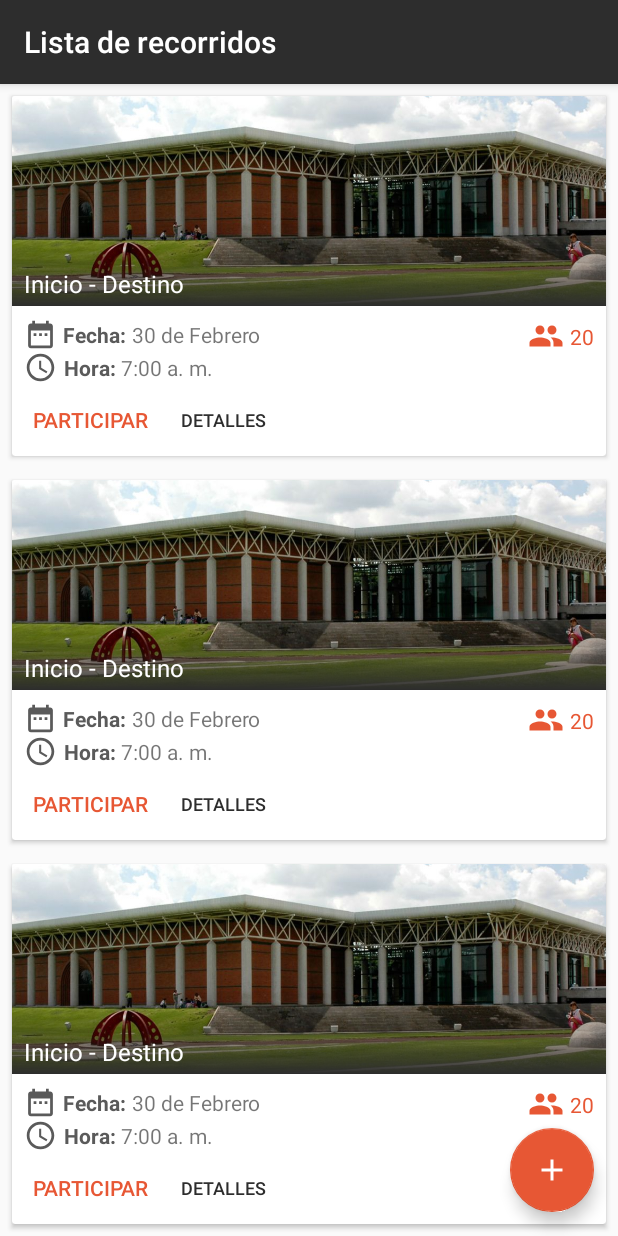
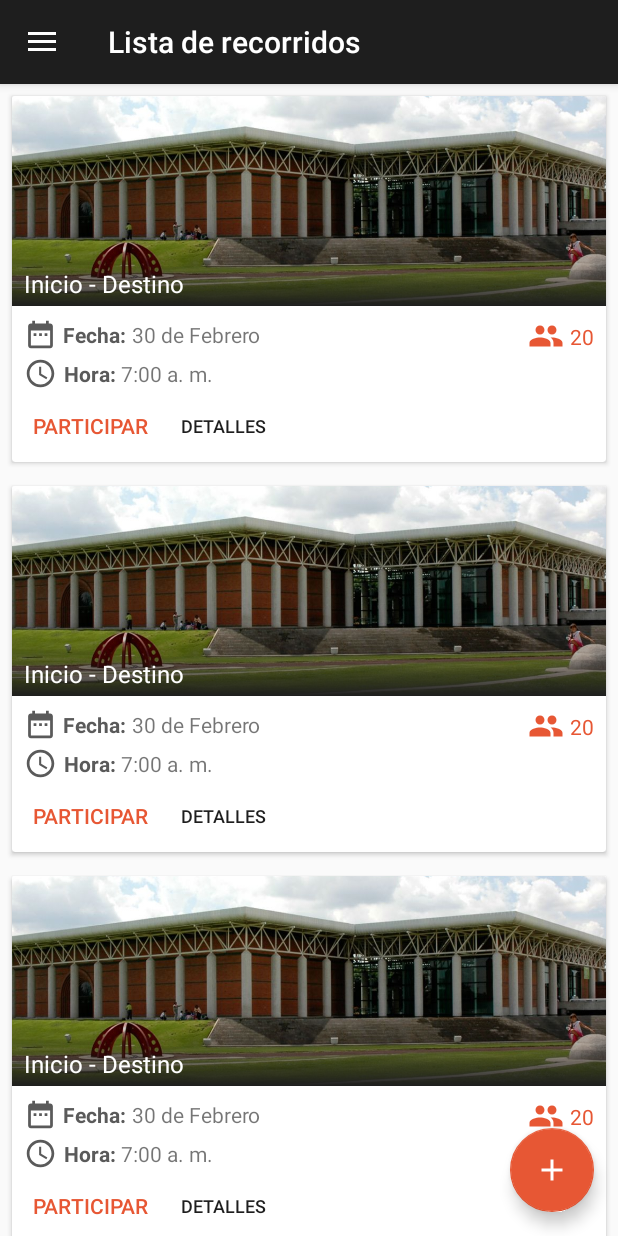
Before and after one commit to danie1estrada/AppCiclismo, an Android app: the RegisterActivity screen opened directly, with no data from a screen before it, on a phone screen of 412 x 824 dp. Run offline under Robolectric (Android 15) with nearby library versions, the phone set to English and light mode, and no system bars.

Commit message:
Navigation drawer

```diff
--- a/app/src/main/java/app/ciclismo/layout/activities/RegisterActivity.java
+++ b/app/src/main/java/app/ciclismo/layout/activities/RegisterActivity.java
@@ -1,26 +1,69 @@
 package app.ciclismo.layout.activities;
 
 import android.support.annotation.NonNull;
+import android.support.design.widget.FloatingActionButton;
+import android.support.design.widget.NavigationView;
+import android.support.v4.widget.DrawerLayout;
+import android.support.v7.app.ActionBarDrawerToggle;
 import android.support.v7.app.AppCompatActivity;
 import android.os.Bundle;
 import android.support.v7.widget.LinearLayoutManager;
 import android.support.v7.widget.RecyclerView;
+import android.support.v7.widget.Toolbar;
 import android.view.LayoutInflater;
+import android.view.MenuItem;
 import android.view.View;
 import android.view.ViewGroup;
 
 import app.ciclismo.R;
 
-public class RegisterActivity extends AppCompatActivity {
+public class RegisterActivity extends AppCompatActivity
+        implements NavigationView.OnNavigationItemSelectedListener {
+
+    private FloatingActionButton fab;
 
     @Override
     protected void onCreate(Bundle savedInstanceState) {
         super.onCreate(savedInstanceState);
-        setContentView(R.layout.activity_register);
+        setContentView(R.layout.activity_recorridos);
 
+        initComponents();
+    }
+
+    private void initComponents() {
+        create();
+        settings();
+    }
+
+    private void create() {
         RecyclerView recyclerView = findViewById(R.id.rv);
         recyclerView.setLayoutManager(new LinearLayoutManager(this));
         recyclerView.setAdapter(new Adapter());
+
+        Toolbar toolbar = findViewById(R.id.toolbar_register);
+        setSupportActionBar(toolbar);
+
+        DrawerLayout drawer = findViewById(R.id.drawer_layout);
+        ActionBarDrawerToggle toggle = new ActionBarDrawerToggle(
+                this,
+                drawer,
+                toolbar,
+                0,
+                0
+        );
+        drawer.addDrawerListener(toggle);
+        toggle.syncState();
+
+        NavigationView navigationView = findViewById(R.id.nav_view);
+        navigationView.setNavigationItemSelectedListener(this);
+    }
+
+    private void settings() {
+    }
+
+    @Override
+    public boolean onNavigationItemSelected(@NonNull MenuItem menuItem) {
+        return false;
     }
 
     class Adapter extends RecyclerView.Adapter<Adapter.ViewHolder> {
--- /dev/null
+++ b/app/src/main/res/drawable/icon_exit.xml
@@ -0,0 +1,5 @@
+<vector android:height="24dp" android:tint="#FFFFFF"
+    android:viewportHeight="24.0" android:viewportWidth="24.0"
+    android:width="24dp" xmlns:android="http://schemas.android.com/apk/res/android">
+    <path android:fillColor="#FF000000" android:pathData="M10.09,15.59L11.5,17l5,-5 -5,-5 -1.41,1.41L12.67,11H3v2h9.67l-2.58,2.59zM19,3H5c-1.11,0 -2,0.9 -2,2v4h2V5h14v14H5v-4H3v4c0,1.1 0.89,2 2,2h14c1.1,0 2,-0.9 2,-2V5c0,-1.1 -0.9,-2 -2,-2z"/>
+</vector>
--- /dev/null
+++ b/app/src/main/res/drawable/icon_info.xml
@@ -0,0 +1,5 @@
+<vector android:height="24dp" android:tint="#FFFFFF"
+    android:viewportHeight="24.0" android:viewportWidth="24.0"
+    android:width="24dp" xmlns:android="http://schemas.android.com/apk/res/android">
+    <path android:fillColor="#FF000000" android:pathData="M11,17h2v-6h-2v6zM12,2C6.48,2 2,6.48 2,12s4.48,10 10,10 10,-4.48 10,-10S17.52,2 12,2zM12,20c-4.41,0 -8,-3.59 -8,-8s3.59,-8 8,-8 8,3.59 8,8 -3.59,8 -8,8zM11,9h2L13,7h-2v2z"/>
+</vector>
--- /dev/null
+++ b/app/src/main/res/drawable/icon_person.xml
@@ -0,0 +1,5 @@
+<vector android:height="24dp" android:tint="#FFFFFF"
+    android:viewportHeight="24.0" android:viewportWidth="24.0"
+    android:width="24dp" xmlns:android="http://schemas.android.com/apk/res/android">
+    <path android:fillColor="#FF000000" android:pathData="M12,12c2.21,0 4,-1.79 4,-4s-1.79,-4 -4,-4 -4,1.79 -4,4 1.79,4 4,4zM12,14c-2.67,0 -8,1.34 -8,4v2h16v-2c0,-2.66 -5.33,-4 -8,-4z"/>
+</vector>
--- /dev/null
+++ b/app/src/main/res/layout/activity_recorridos.xml
@@ -0,0 +1,26 @@
+<?xml version="1.0" encoding="utf-8"?>
+<android.support.v4.widget.DrawerLayout xmlns:android="http://schemas.android.com/apk/res/android"
+    xmlns:tools="http://schemas.android.com/tools"
+    xmlns:app="http://schemas.android.com/apk/res-auto"
+    android:id="@+id/drawer_layout"
+    android:layout_width="match_parent"
+    android:layout_height="match_parent"
+    android:fitsSystemWindows="true"
+    tools:openDrawer="start">
+
+    <include
+        layout="@layout/activity_register"
+        android:layout_width="match_parent"
+        android:layout_height="match_parent" />
+
+    <android.support.design.widget.NavigationView
+        android:theme="@style/ThemeOverlay.AppCompat"
+        android:id="@+id/nav_view"
+        app:headerLayout="@layout/layout_header_nav"
+        android:layout_width="wrap_content"
+        android:layout_height="match_parent"
+        android:fitsSystemWindows="true"
+        android:layout_gravity="start"
+        app:menu="@menu/menu_drawer" />
+
+</android.support.v4.widget.DrawerLayout>
--- a/app/src/main/res/layout/activity_register.xml
+++ b/app/src/main/res/layout/activity_register.xml
@@ -1,34 +1,33 @@
 <?xml version="1.0" encoding="utf-8"?>
-<android.support.constraint.ConstraintLayout xmlns:android="http://schemas.android.com/apk/res/android"
+<android.support.design.widget.CoordinatorLayout xmlns:android="http://schemas.android.com/apk/res/android"
     xmlns:app="http://schemas.android.com/apk/res-auto"
     xmlns:tools="http://schemas.android.com/tools"
     android:layout_width="match_parent"
     android:layout_height="match_parent"
     tools:context=".layout.activities.RegisterActivity" >
 
-    <android.support.design.widget.FloatingActionButton
-        android:id="@+id/floatingActionButton"
-        android:layout_width="wrap_content"
+    <android.support.design.widget.AppBarLayout
+        android:layout_width="match_parent"
         android:layout_height="wrap_content"
-        android:layout_marginEnd="16dp"
-        android:layout_marginRight="16dp"
-        android:layout_marginBottom="16dp"
-        android:clickable="true"
-        app:layout_constraintBottom_toBottomOf="parent"
-        app:layout_constraintEnd_toEndOf="parent"
-        app:srcCompat="@drawable/icon_add" />
+        app:title="Lista de recorridos">
 
         <android.support.v7.widget.Toolbar
             android:id="@+id/toolbar_register"
-        android:layout_width="0dp"
+            android:layout_width="match_parent"
             android:layout_height="wrap_content"
             android:background="?attr/colorPrimary"
-        android:minHeight="?attr/actionBarSize"
             android:theme="@style/mToolbar"
-        app:title="Lista de recorridos"
-        app:layout_constraintEnd_toEndOf="parent"
-        app:layout_constraintStart_toStartOf="parent"
-        app:layout_constraintTop_toTopOf="parent" />
+            app:title="Lista de recorridos" />
+
+    </android.support.design.widget.AppBarLayout>
+
+    <android.support.constraint.ConstraintLayout xmlns:android="http://schemas.android.com/apk/res/android"
+        app:layout_behavior="@string/appbar_scrolling_view_behavior"
+        xmlns:app="http://schemas.android.com/apk/res-auto"
+        xmlns:tools="http://schemas.android.com/tools"
+        android:layout_width="match_parent"
+        android:layout_height="match_parent"
+        tools:context=".layout.activities.RegisterActivity" >
 
         <android.support.v7.widget.RecyclerView
             android:id="@+id/rv"
@@ -37,7 +36,17 @@
             app:layout_constraintBottom_toBottomOf="parent"
             app:layout_constraintEnd_toEndOf="parent"
             app:layout_constraintStart_toStartOf="parent"
-        app:layout_constraintTop_toBottomOf="@+id/toolbar_register" />
+            app:layout_constraintTop_toTopOf="parent" />
 
 
     </android.support.constraint.ConstraintLayout>
+
+    <android.support.design.widget.FloatingActionButton
+        app:srcCompat="@drawable/icon_add"
+        android:layout_width="wrap_content"
+        android:layout_height="wrap_content"
+        android:layout_gravity="bottom|end"
+        android:layout_margin="16dp"/>
+
+
+</android.support.design.widget.CoordinatorLayout>
--- /dev/null
+++ b/app/src/main/res/layout/layout_header_nav.xml
@@ -0,0 +1,34 @@
+<?xml version="1.0" encoding="utf-8"?>
+<android.support.constraint.ConstraintLayout xmlns:android="http://schemas.android.com/apk/res/android"
+    xmlns:app="http://schemas.android.com/apk/res-auto"
+    xmlns:tools="http://schemas.android.com/tools"
+    android:layout_width="match_parent"
+    android:layout_height="176dp"
+    android:background="@color/colorAccent">
+
+    <TextView
+        android:id="@+id/textView3"
+        android:layout_width="wrap_content"
+        android:layout_height="wrap_content"
+        android:layout_marginStart="16dp"
+        android:layout_marginLeft="16dp"
+        android:layout_marginBottom="8dp"
+        android:text="(477) 123-4567"
+        android:textColor="@android:color/background_light"
+        android:textSize="12sp"
+        app:layout_constraintBottom_toBottomOf="parent"
+        app:layout_constraintStart_toStartOf="parent" />
+
+    <TextView
+        android:id="@+id/textView6"
+        android:layout_width="wrap_content"
+        android:layout_height="wrap_content"
+        android:layout_marginStart="16dp"
+        android:layout_marginLeft="16dp"
+        android:text="Nombre"
+        android:textColor="@android:color/background_light"
+        android:textSize="14sp"
+        android:textStyle="bold"
+        app:layout_constraintBottom_toTopOf="@+id/textView3"
+        app:layout_constraintStart_toStartOf="parent" />
+</android.support.constraint.ConstraintLayout>
--- a/app/src/main/res/layout/layout_item.xml
+++ b/app/src/main/res/layout/layout_item.xml
@@ -16,6 +16,8 @@
             android:layout_width="0dp"
             android:layout_height="140dp"
             android:scaleType="centerCrop"
+            android:clickable="true"
+            android:foreground="?android:attr/selectableItemBackground"
             app:layout_constraintEnd_toEndOf="parent"
             app:layout_constraintStart_toStartOf="parent"
             app:layout_constraintTop_toTopOf="parent"
@@ -87,6 +89,7 @@
             android:layout_height="wrap_content"
             android:layout_marginStart="8dp"
             android:layout_marginLeft="8dp"
+            android:layout_marginTop="4dp"
             android:drawableLeft="@drawable/icon_clock"
             android:drawablePadding="4dp"
             android:gravity="center"
--- /dev/null
+++ b/app/src/main/res/menu/menu_drawer.xml
@@ -0,0 +1,23 @@
+<?xml version="1.0" encoding="utf-8"?>
+<menu xmlns:android="http://schemas.android.com/apk/res/android"
+    xmlns:tools="http://schemas.android.com/tools"
+    tools:showIn="navigation_view">
+
+    <group android:checkableBehavior="single">
+        <item
+            android:id="@+id/nav_profile"
+            android:icon="@drawable/icon_person"
+            android:title="Perfil" />
+
+        <item
+            android:id="@+id/nav_about"
+            android:icon="@drawable/icon_info"
+            android:title="Acerca de" />
+
+        <item
+            android:id="@+id/nav_exit"
+            android:icon="@drawable/icon_exit"
+            android:title="Cerrar sesión" />
+    </group>
+
+</menu>
--- /dev/null
+++ b/app/src/main/res/values-v21/styles.xml
@@ -0,0 +1,8 @@
+<resources>
+
+    <style name="AppTheme.NoActionBar">
+        <item name="windowActionBar">false</item>
+        <item name="windowNoTitle">true</item>
+        <item name="android:statusBarColor">@android:color/transparent</item>
+    </style>
+</resources>
--- a/app/src/main/res/values/colors.xml
+++ b/app/src/main/res/values/colors.xml
@@ -1,7 +1,7 @@
 <?xml version="1.0" encoding="utf-8"?>
 <resources>
-    <color name="colorPrimary">#2D2D2D</color>
-    <color name="colorPrimaryDark">#000000</color>
+    <color name="colorPrimary">#1E1E1E</color>
+    <color name="colorPrimaryDark">#0F0F0F</color>
     <color name="colorAccent">#E75734</color>
     <color name="colorBG">#33FFFFFF</color>
     <color name="colorBGDark">#59000000</color>
--- a/app/src/main/res/values/styles.xml
+++ b/app/src/main/res/values/styles.xml
@@ -6,6 +6,8 @@
         <item name="colorPrimary">@color/colorPrimary</item>
         <item name="colorPrimaryDark">@color/colorPrimaryDark</item>
         <item name="colorAccent">@color/colorAccent</item>
+
+        <item name="colorControlHighlight">#66FFFFFF</item>
 
         <item name="editTextStyle">@style/mEditText</item>
         <item name="checkboxStyle">@style/mCheckBox</item>
```
Also changed, not shown: app/src/main/res/layout/login_main.xml (+0 -40 lines). Lines whose indentation alone changed are shown as unchanged.
